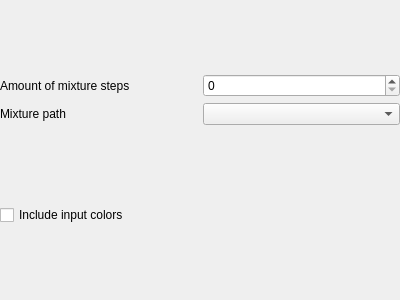
This is src/mixture.ui in aportale/colorgourmet as Qt 5 draws it before an edit. The edited form follows.
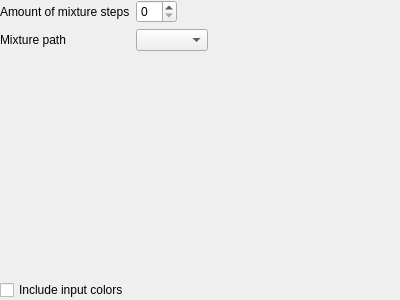
This is the edited form.

Commit message: Using FormLayout rather than Gridlayout

What changed in the file:
```diff
--- a/src/mixture.ui
+++ b/src/mixture.ui
@@ -26,26 +26,29 @@
     <number>0</number>
    </property>
    <item>
-    <layout class="QGridLayout" >
-     <item row="0" column="0" >
-      <widget class="QLabel" name="stepsCountLabel" >
-       <property name="text" >
+    <layout class="QFormLayout" name="formLayout">
+     <property name="fieldGrowthPolicy">
+      <enum>QFormLayout::ExpandingFieldsGrow</enum>
+     </property>
+     <item row="0" column="0">
+      <widget class="QLabel" name="stepsCountLabel">
+       <property name="text">
         <string>Amount of mixture steps</string>
        </property>
       </widget>
      </item>
-     <item row="0" column="1" >
-      <widget class="QSpinBox" name="stepsCountSpinbox" />
+     <item row="0" column="1">
+      <widget class="QSpinBox" name="stepsCountSpinbox"/>
      </item>
-     <item row="1" column="0" >
-      <widget class="QLabel" name="mixturePathLabel" >
-       <property name="text" >
+     <item row="1" column="0">
+      <widget class="QLabel" name="mixturePathLabel">
+       <property name="text">
         <string>Mixture path</string>
        </property>
       </widget>
      </item>
-     <item row="1" column="1" >
-      <widget class="QComboBox" name="mixturePathComboBox" />
+     <item row="1" column="1">
+      <widget class="QComboBox" name="mixturePathComboBox"/>
      </item>
     </layout>
    </item>
```
Left out of the diff: 26 changed lines with no effect on the pictures. The commit also changes 2 other files.
